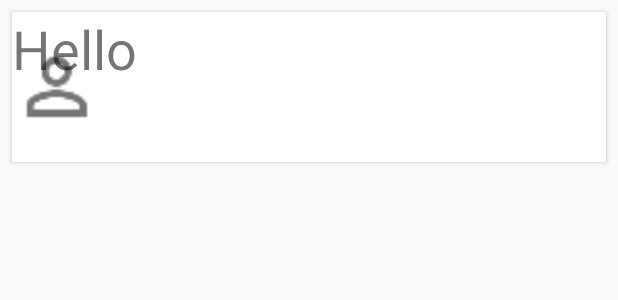
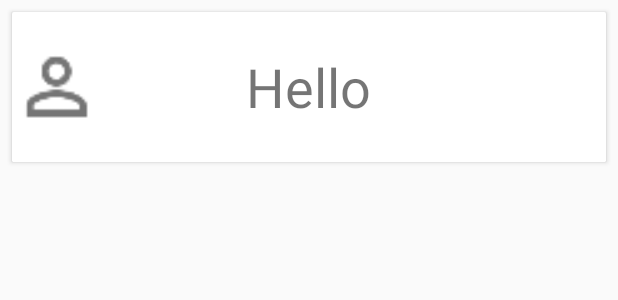
Before and after one commit to audaniel9/Chatter, an Android app: the layout people_item.xml on its own in the app's theme, with its tools: preview values and no code run, on a phone screen of 412 x 824 dp. Shown: the top 300 px of the screen. Run offline under Robolectric (Android 15) with nearby library versions, the phone set to English and light mode, and no system bars.

Commit message:
implemented people list

```diff
--- a/app/src/main/res/layout/people_item.xml
+++ b/app/src/main/res/layout/people_item.xml
@@ -1,12 +1,11 @@
 <?xml version="1.0" encoding="utf-8"?>
 <android.support.v7.widget.CardView xmlns:android="http://schemas.android.com/apk/res/android"
     xmlns:app="http://schemas.android.com/apk/res-auto"
-    android:id="@+id/convo_item"
+    android:id="@+id/people_item"
     android:layout_width="match_parent"
     android:layout_height="wrap_content"
     android:layout_margin="8dp"
-    app:cardCornerRadius="1dp"
-    android:clickable="true">
+    app:cardCornerRadius="1dp">
 
     <RelativeLayout
         android:layout_width="match_parent"
@@ -20,12 +19,11 @@
             android:layout_alignParentStart="true"/>
 
         <TextView
-            android:id="@+id/convo_title"
+            android:id="@+id/people_name"
             android:layout_width="wrap_content"
             android:layout_height="wrap_content"
             android:text="Hello"
             android:textSize="36sp"
-            android:layout_alignParentTop="true"
-            android:layout_alignParentEnd="true"/>
+            android:layout_gravity="center"/>
 
 </android.support.v7.widget.CardView>
--- a/app/src/main/res/menu/drawer_menu.xml
+++ b/app/src/main/res/menu/drawer_menu.xml
@@ -14,6 +14,7 @@
             android:icon="@drawable/ic_action_profile"/>
         <item
             android:id="@+id/drawer_people"
-            android:title="People"/>
+            android:title="People"
+            android:icon="@drawable/ic_action_people"/>
     </group>
 </menu>
```
Also changed, not shown: app/src/main/java/com/daniel/chat/chatter/MainActivity.java (+4 -4 lines), app/src/main/java/com/daniel/chat/chatter/PeopleFragment.java (added, +64 -0 lines), app/src/main/java/com/daniel/chat/chatter/PeopleViewHolder.java (added, +15 -0 lines), app/src/main/res/layout/fragment_people.xml (added, +14 -0 lines), app/src/main/res/drawable-hdpi/ic_action_people.png (added), app/src/main/res/drawable-mdpi/ic_action_people.png (added), app/src/main/res/drawable-xhdpi/ic_action_people.png (added), app/src/main/res/drawable-xxhdpi/ic_action_people.png (added).
